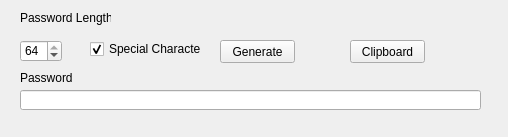
SnakeManPMC/Password_Generator, file widget.ui: the form before one commit.
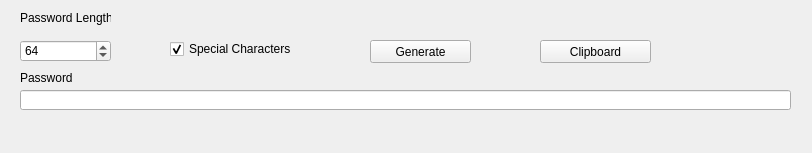
The form after the commit.

Commit message: made GUI little larger and 1024 characters spinbox.

The edit to the form file:
```diff
--- a/widget.ui
+++ b/widget.ui
@@ -6,8 +6,8 @@
    <rect>
     <x>0</x>
     <y>0</y>
-    <width>508</width>
-    <height>137</height>
+    <width>812</width>
+    <height>153</height>
    </rect>
   </property>
   <property name="windowTitle">
@@ -18,7 +18,7 @@
     <rect>
      <x>20</x>
      <y>90</y>
-     <width>461</width>
+     <width>771</width>
      <height>20</height>
     </rect>
    </property>
@@ -28,7 +28,7 @@
     <rect>
      <x>20</x>
      <y>40</y>
-     <width>42</width>
+     <width>91</width>
      <height>22</height>
     </rect>
    </property>
@@ -36,7 +36,7 @@
     <number>3</number>
    </property>
    <property name="maximum">
-    <number>64</number>
+    <number>1024</number>
    </property>
    <property name="value">
     <number>64</number>
@@ -71,9 +71,9 @@
   <widget class="QCheckBox" name="checkBox">
    <property name="geometry">
     <rect>
-     <x>90</x>
+     <x>170</x>
      <y>40</y>
-     <width>111</width>
+     <width>161</width>
      <height>18</height>
     </rect>
    </property>
@@ -87,9 +87,9 @@
   <widget class="QPushButton" name="pushButton">
    <property name="geometry">
     <rect>
-     <x>220</x>
+     <x>370</x>
      <y>40</y>
-     <width>75</width>
+     <width>101</width>
      <height>23</height>
     </rect>
    </property>
@@ -100,9 +100,9 @@
   <widget class="QPushButton" name="pushButton_Clipboard">
    <property name="geometry">
     <rect>
-     <x>350</x>
+     <x>540</x>
      <y>40</y>
-     <width>75</width>
+     <width>111</width>
      <height>23</height>
     </rect>
    </property>
```
